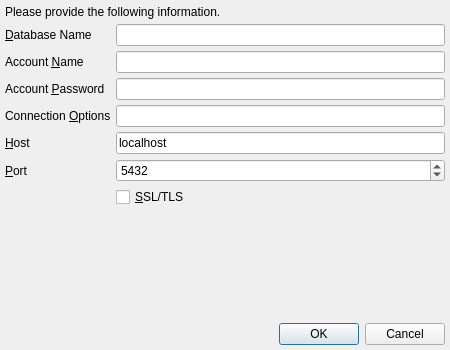
Above: branches/trunk/UI/spot-on-postgresql-connect.ui from textbrowser/spot-on before the change. Below: the same form after it.
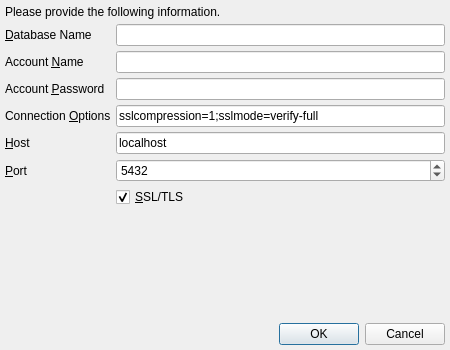
That is the form after the change. Icons and pictures are not drawn.

Patch:
```diff
--- a/branches/trunk/UI/spot-on-postgresql-connect.ui
+++ b/branches/trunk/UI/spot-on-postgresql-connect.ui
@@ -43,6 +43,9 @@
          <property name="text">
           <string>&amp;SSL/TLS</string>
          </property>
+         <property name="checked">
+          <bool>true</bool>
+         </property>
         </widget>
        </item>
        <item>
@@ -158,6 +161,9 @@
        <property name="toolTip">
         <string>Please separate options with semicolons.</string>
        </property>
+       <property name="text">
+        <string>sslcompression=1;sslmode=verify-full</string>
+       </property>
       </widget>
      </item>
     </layout>
```
Left out of the diff: 11 changed lines with no effect on the pictures.
